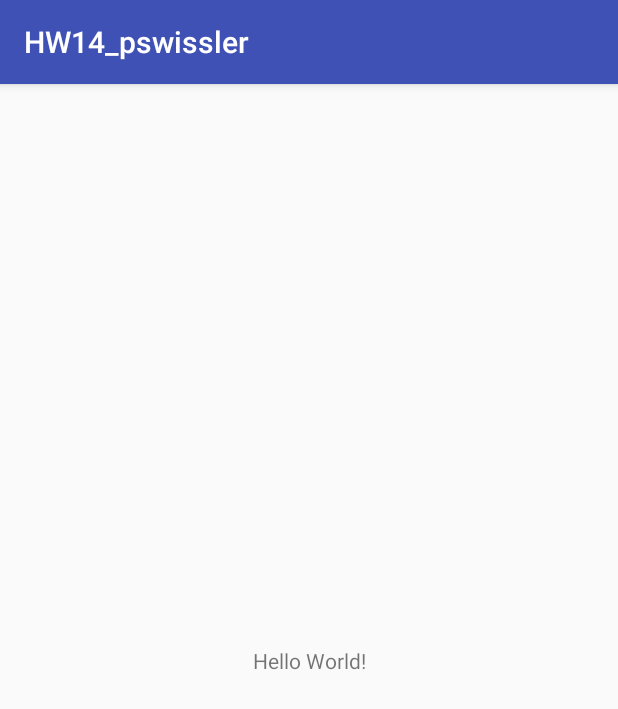
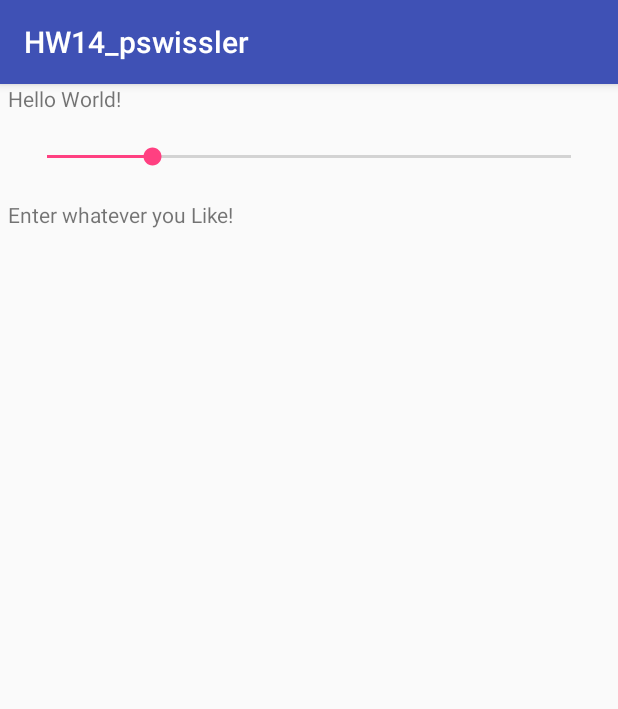
Before and after one commit to pswiss/pswiss_HW14, an Android app: the screen it shows after launch (MainActivity), on a phone screen of 412 x 824 dp. Shown: the top 709 px of the screen. Run offline under Robolectric (Android 15) with nearby library versions, the phone set to English and light mode, and no system bars.

Commit message:
Re-Created HW12

```diff
--- a/HW14_pswissler/app/src/main/java/com/example/petrasswissler/hw14_pswissler/MainActivity.java
+++ b/HW14_pswissler/app/src/main/java/com/example/petrasswissler/hw14_pswissler/MainActivity.java
@@ -2,12 +2,46 @@ package com.example.petrasswissler.hw14_pswissler;
 
 import android.support.v7.app.AppCompatActivity;
 import android.os.Bundle;
+import android.widget.SeekBar;
+import android.widget.SeekBar.OnSeekBarChangeListener;
+import android.widget.TextView;
 
 public class MainActivity extends AppCompatActivity {
+
+    SeekBar myControl;
+    TextView myTextView;
 
     @Override
     protected void onCreate(Bundle savedInstanceState) {
         super.onCreate(savedInstanceState);
         setContentView(R.layout.activity_main);
+
+        myControl = (SeekBar) findViewById(R.id.seek1);
+        setMyControlListener();
+
+        myTextView = (TextView) findViewById(R.id.textView01);
+        myTextView.setText("Enter whatever you Like!");
+    }
+
+    private void setMyControlListener() {
+        myControl.setOnSeekBarChangeListener(new OnSeekBarChangeListener() {
+
+            int progressChanged = 0;
+
+            @Override
+            public void onProgressChanged(SeekBar seekBar, int progress, boolean fromUser) {
+                progressChanged = progress;
+                myTextView.setText("The value is: "+progress);
+            }
+
+            @Override
+            public void onStartTrackingTouch(SeekBar seekBar) {
+            }
+
+            @Override
+            public void onStopTrackingTouch(SeekBar seekBar) {
+
+            }
+        });
     }
 }
--- a/HW14_pswissler/app/src/main/res/layout/activity_main.xml
+++ b/HW14_pswissler/app/src/main/res/layout/activity_main.xml
@@ -5,6 +5,14 @@
     android:layout_width="match_parent"
     android:layout_height="match_parent"
     tools:context="com.example.petrasswissler.hw14_pswissler.MainActivity">
+
+
+    <LinearLayout
+        android:layout_width="fill_parent"
+        android:layout_height="wrap_content"
+        android:layout_margin="5dp"
+        android:orientation="vertical"
+        android:visibility="visible">
 
         <TextView
             android:layout_width="wrap_content"
@@ -15,4 +23,26 @@
             app:layout_constraintRight_toRightOf="parent"
             app:layout_constraintTop_toTopOf="parent" />
 
+        <SeekBar
+            android:id="@+id/seek1"
+            android:layout_width="fill_parent"
+            android:layout_height="wrap_content"
+            android:layout_margin="10dp"
+            android:progress="20"
+            android:secondaryProgress="20"
+            android:paddingTop="10dp"
+            android:paddingBottom="10dp"
+            />
+
+        <TextView
+            android:id="@+id/textView01"
+            android:text="initial value "
+            android:layout_width="wrap_content"
+            android:layout_height="wrap_content"
+            />
+
+    </LinearLayout>
+
+
+
 </android.support.constraint.ConstraintLayout>
```
Lines whose indentation alone changed are shown as unchanged.
